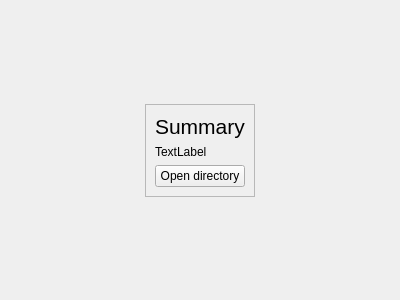
Old version of the form source/summarywidget.ui in the repository radszy/ntscout.
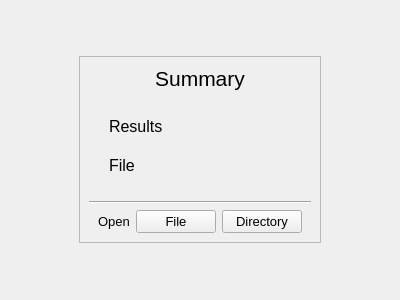
New version of the form.

Commit message: finished summary widget added settings dialog fixing various bugs

```diff
--- a/source/summarywidget.ui
+++ b/source/summarywidget.ui
@@ -62,25 +62,157 @@
            <property name="text">
             <string>Summary</string>
            </property>
+           <property name="alignment">
+            <set>Qt::AlignCenter</set>
+           </property>
           </widget>
          </item>
          <item>
-          <widget class="QLabel" name="summaryLabel">
-           <property name="text">
-            <string>TextLabel</string>
+          <layout class="QFormLayout" name="formLayout">
+           <property name="fieldGrowthPolicy">
+            <enum>QFormLayout::AllNonFixedFieldsGrow</enum>
            </property>
-           <property name="wordWrap">
-            <bool>true</bool>
+           <property name="horizontalSpacing">
+            <number>20</number>
            </property>
-          </widget>
+           <property name="verticalSpacing">
+            <number>20</number>
+           </property>
+           <property name="leftMargin">
+            <number>20</number>
+           </property>
+           <property name="topMargin">
+            <number>20</number>
+           </property>
+           <property name="rightMargin">
+            <number>20</number>
+           </property>
+           <property name="bottomMargin">
+            <number>20</number>
+           </property>
+           <item row="0" column="0">
+            <widget class="QLabel" name="summaryLabel">
+             <property name="font">
+              <font>
+               <pointsize>12</pointsize>
+              </font>
+             </property>
+             <property name="text">
+              <string>Results</string>
+             </property>
+             <property name="wordWrap">
+              <bool>true</bool>
+             </property>
+            </widget>
+           </item>
+           <item row="0" column="1">
+            <widget class="QLabel" name="resultsLabel">
+             <property name="font">
+              <font>
+               <pointsize>12</pointsize>
+              </font>
+             </property>
+             <property name="text">
+              <string/>
+             </property>
+            </widget>
+           </item>
+           <item row="1" column="0">
+            <widget class="QLabel" name="label_2">
+             <property name="font">
+              <font>
+               <pointsize>12</pointsize>
+              </font>
+             </property>
+             <property name="text">
+              <string>File</string>
+             </property>
+            </widget>
+           </item>
+           <item row="1" column="1">
+            <widget class="QLabel" name="fileLabel">
+             <property name="font">
+              <font>
+               <pointsize>12</pointsize>
+              </font>
+             </property>
+             <property name="text">
+              <string/>
+             </property>
+            </widget>
+           </item>
+          </layout>
          </item>
          <item>
-          <widget class="QPushButton" name="openButton">
-           <property name="text">
-            <string>Open directory</string>
+          <widget class="Line" name="line">
+           <property name="orientation">
+            <enum>Qt::Horizontal</enum>
            </property>
           </widget>
          </item>
+         <item>
+          <widget class="QWidget" name="widget_2" native="true">
+           <layout class="QHBoxLayout" name="horizontalLayout_3">
+            <property name="topMargin">
+             <number>0</number>
+            </property>
+            <property name="bottomMargin">
+             <number>0</number>
+            </property>
+            <item>
+             <widget class="QLabel" name="label_3">
+              <property name="font">
+               <font>
+                <pointsize>10</pointsize>
+               </font>
+              </property>
+              <property name="text">
+               <string>Open</string>
+              </property>
+              <property name="alignment">
+               <set>Qt::AlignLeading|Qt::AlignLeft|Qt::AlignVCenter</set>
+              </property>
+             </widget>
+            </item>
+            <item>
+             <widget class="QPushButton" name="openFile">
+              <property name="sizePolicy">
+               <sizepolicy hsizetype="Fixed" vsizetype="Fixed">
+                <horstretch>0</horstretch>
+                <verstretch>0</verstretch>
+               </sizepolicy>
+              </property>
+              <property name="font">
+               <font>
+                <pointsize>10</pointsize>
+               </font>
+              </property>
+              <property name="text">
+               <string>File</string>
+              </property>
+             </widget>
+            </item>
+            <item>
+             <widget class="QPushButton" name="openDirectory">
+              <property name="sizePolicy">
+               <sizepolicy hsizetype="Fixed" vsizetype="Fixed">
+                <horstretch>0</horstretch>
+                <verstretch>0</verstretch>
+               </sizepolicy>
+              </property>
+              <property name="font">
+               <font>
+                <pointsize>10</pointsize>
+               </font>
+              </property>
+              <property name="text">
+               <string>Directory</string>
+              </property>
+             </widget>
+            </item>
+           </layout>
+          </widget>
+         </item>
         </layout>
        </widget>
       </item>
```
Left out of the diff: 39 changed lines with no effect on the pictures. The commit also changes 20 other files.
